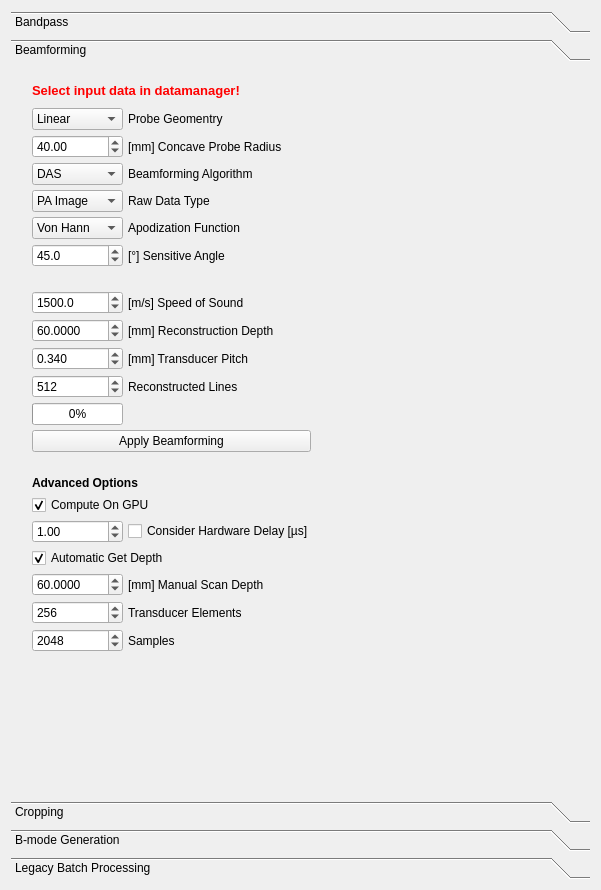
The window that Plugins/org.mitk.gui.qt.photoacoustics.imageprocessing/src/internal/PAImageProcessingControls.ui (MITK/MITK) describes before a commit, drawn with Qt 5.
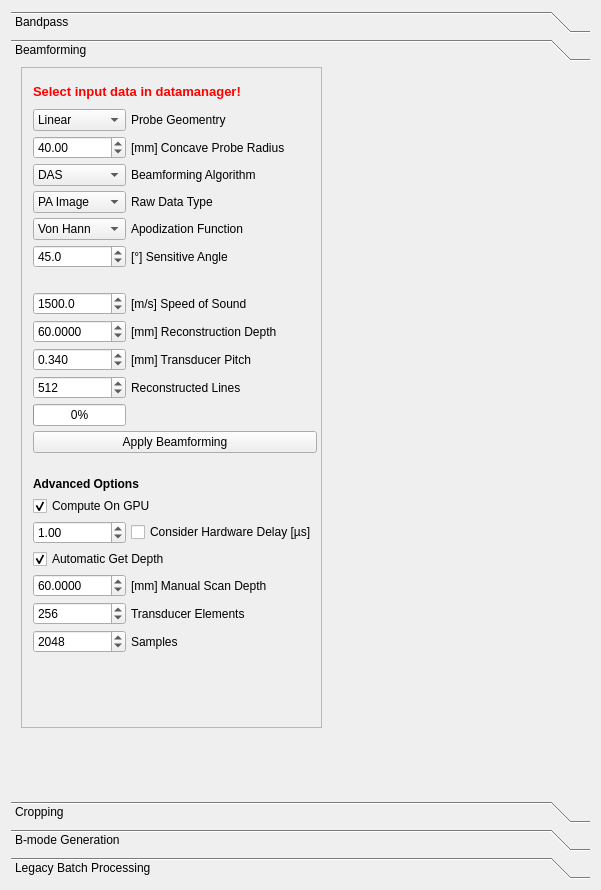
The same window after the commit. The open tabs and pages were chosen to show the change.

```diff
--- a/Plugins/org.mitk.gui.qt.photoacoustics.imageprocessing/src/internal/PAImageProcessingControls.ui
+++ b/Plugins/org.mitk.gui.qt.photoacoustics.imageprocessing/src/internal/PAImageProcessingControls.ui
@@ -247,12 +247,33 @@
         <attribute name="label">
          <string>Beamforming</string>
         </attribute>
-        <widget class="QWidget" name="">
+        <widget class="QScrollArea" name="scrollArea">
          <property name="geometry">
           <rect>
            <x>10</x>
            <y>0</y>
            <width>301</width>
+           <height>661</height>
+          </rect>
+         </property>
+         <property name="widgetResizable">
+          <bool>true</bool>
+         </property>
+         <widget class="QWidget" name="scrollAreaWidgetContents">
+          <property name="geometry">
+           <rect>
+            <x>0</x>
+            <y>0</y>
+            <width>299</width>
+            <height>659</height>
+           </rect>
+          </property>
+          <widget class="QWidget" name="">
+           <property name="geometry">
+            <rect>
+             <x>0</x>
+             <y>0</y>
+             <width>306</width>
            <height>661</height>
           </rect>
          </property>
@@ -602,19 +623,6 @@
             </property>
            </widget>
           </item>
-          <item row="53" column="1">
-           <spacer name="verticalSpacer_3">
-            <property name="orientation">
-             <enum>Qt::Vertical</enum>
-            </property>
-            <property name="sizeHint" stdset="0">
-             <size>
-              <width>20</width>
-              <height>40</height>
-             </size>
-            </property>
-           </spacer>
-          </item>
           <item row="42" column="0" colspan="2">
            <widget class="QLabel" name="label_22">
             <property name="font">
@@ -789,7 +797,22 @@
             </property>
            </widget>
           </item>
-         </layout>
+            <item row="53" column="0" colspan="2">
+             <spacer name="verticalSpacer_3">
+              <property name="orientation">
+               <enum>Qt::Vertical</enum>
+              </property>
+              <property name="sizeHint" stdset="0">
+               <size>
+                <width>20</width>
+                <height>40</height>
+               </size>
+              </property>
+             </spacer>
+            </item>
+           </layout>
+          </widget>
+         </widget>
         </widget>
        </widget>
        <widget class="QWidget" name="pageCrop">
```
Left out of the diff: 27 changed lines with no effect on the pictures. Lines whose indentation alone changed are shown as unchanged.
